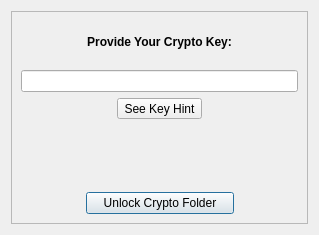
pcloudcom/psyncgui, file cryptokeydialog.ui: the form before one commit.
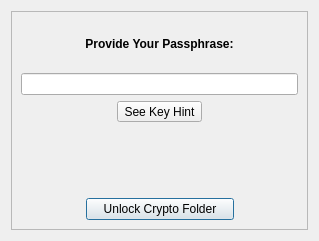
The form after the commit.

```diff
--- a/cryptokeydialog.ui
+++ b/cryptokeydialog.ui
@@ -7,7 +7,7 @@
     <x>0</x>
     <y>0</y>
     <width>319</width>
-    <height>235</height>
+    <height>241</height>
    </rect>
   </property>
   <property name="windowTitle">
@@ -26,7 +26,7 @@
       <item>
        <widget class="QLabel" name="label">
         <property name="text">
-         <string>&lt;html&gt;&lt;head/&gt;&lt;body&gt;&lt;p align=&quot;center&quot;&gt;&lt;span style=&quot; font-weight:600;&quot;&gt;Provide Your Crypto Key:&lt;/span&gt;&lt;/p&gt;&lt;/body&gt;&lt;/html&gt;</string>
+         <string>&lt;html&gt;&lt;head/&gt;&lt;body&gt;&lt;p align=&quot;center&quot;&gt;&lt;span style=&quot; font-weight:600;&quot;&gt;Provide Your Passphrase:&lt;/span&gt;&lt;/p&gt;&lt;/body&gt;&lt;/html&gt;</string>
         </property>
        </widget>
       </item>
```
